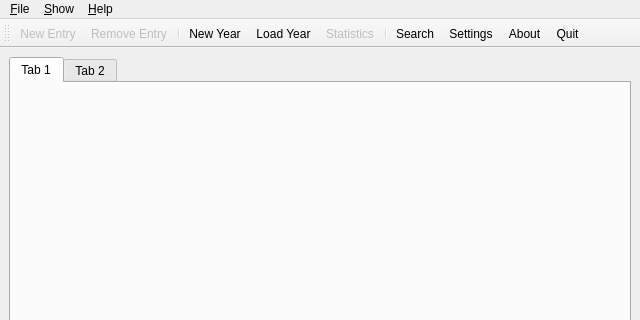
This is src/gui/ui/financeagerwindow.ui in pylipp/financeager as Qt 5 draws it before an edit; both pictures show x 0 to 640 and y 0 to 320 of the 640 by 742 pixel window. The edited form follows.
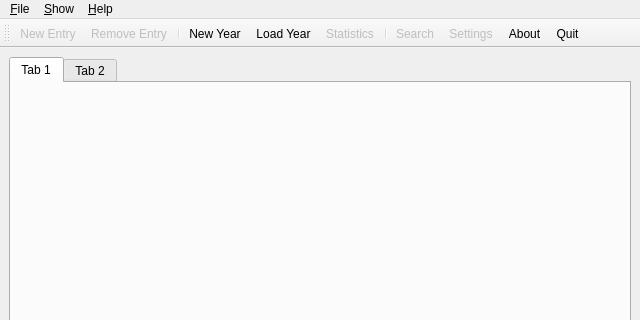
This is the edited form. Icons and pictures are not drawn.

```diff
--- a/src/gui/ui/financeagerwindow.ui
+++ b/src/gui/ui/financeagerwindow.ui
@@ -236,6 +236,9 @@
    </property>
   </action>
   <action name="action_Settings">
+   <property name="enabled">
+    <bool>false</bool>
+   </property>
    <property name="icon">
     <iconset>
      <normaloff>../../../../../../../../../../../home/philipp/Dropbox/code/financeager/src/resources/img/settings.png</normaloff>../../../../../../../../../../../home/philipp/Dropbox/code/financeager/src/resources/img/settings.png</iconset>
@@ -248,6 +251,9 @@
    </property>
   </action>
   <action name="action_Search">
+   <property name="enabled">
+    <bool>false</bool>
+   </property>
    <property name="icon">
     <iconset>
      <normaloff>../../../../../../../../../../../home/philipp/Dropbox/code/financeager/src/resources/img/search.png</normaloff>../../../../../../../../../../../home/philipp/Dropbox/code/financeager/src/resources/img/search.png</iconset>
```
